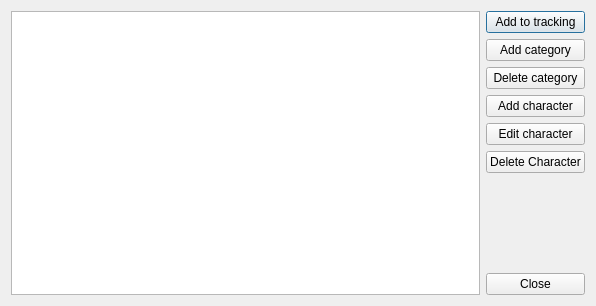
Above: trunk/characterlist.ui from JFPRENANT/gurps-combat-helper before the change. Below: the same form after it.
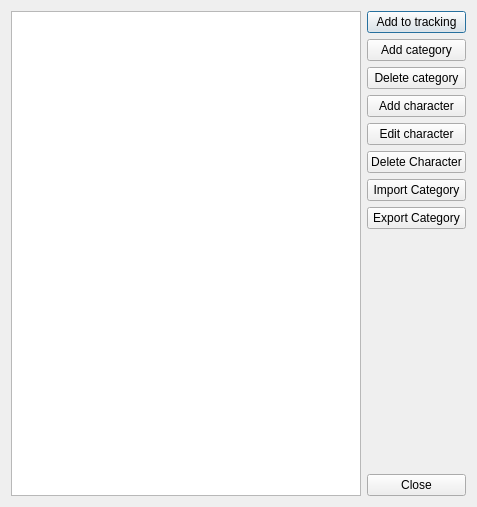
That is the form after the change.

Commit message: added possibility to export and import characters and character collections

Diff of the .ui file:
```diff
--- a/trunk/characterlist.ui
+++ b/trunk/characterlist.ui
@@ -6,8 +6,8 @@
    <rect>
     <x>0</x>
     <y>0</y>
-    <width>596</width>
-    <height>306</height>
+    <width>477</width>
+    <height>507</height>
    </rect>
   </property>
   <property name="windowTitle">
@@ -73,6 +73,20 @@
        </property>
       </widget>
      </item>
+     <item>
+      <widget class="QPushButton" name="btImportCategory">
+       <property name="text">
+        <string>Import Category</string>
+       </property>
+      </widget>
+     </item>
+     <item>
+      <widget class="QPushButton" name="btExportCategory">
+       <property name="text">
+        <string>Export Category</string>
+       </property>
+      </widget>
+     </item>
      <item>
       <spacer name="verticalSpacer">
        <property name="orientation">
```
Left out of the diff: 3 changed lines with no effect on the pictures. The commit also changes 18 other files.
